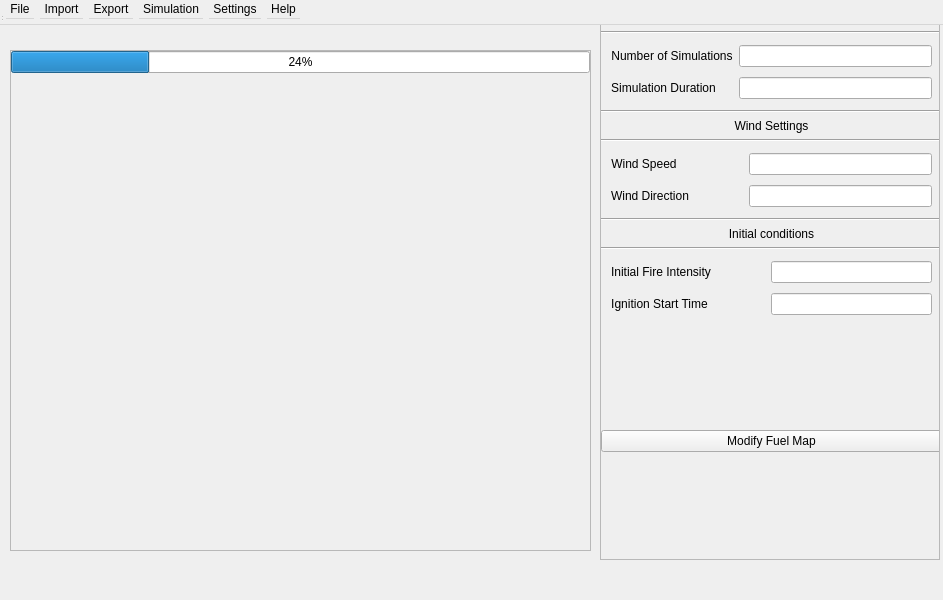
Before: the Qt Designer form src/qt_files/MainWindow.ui in luckek/FireScapeRx-dev, drawn with Qt 5.
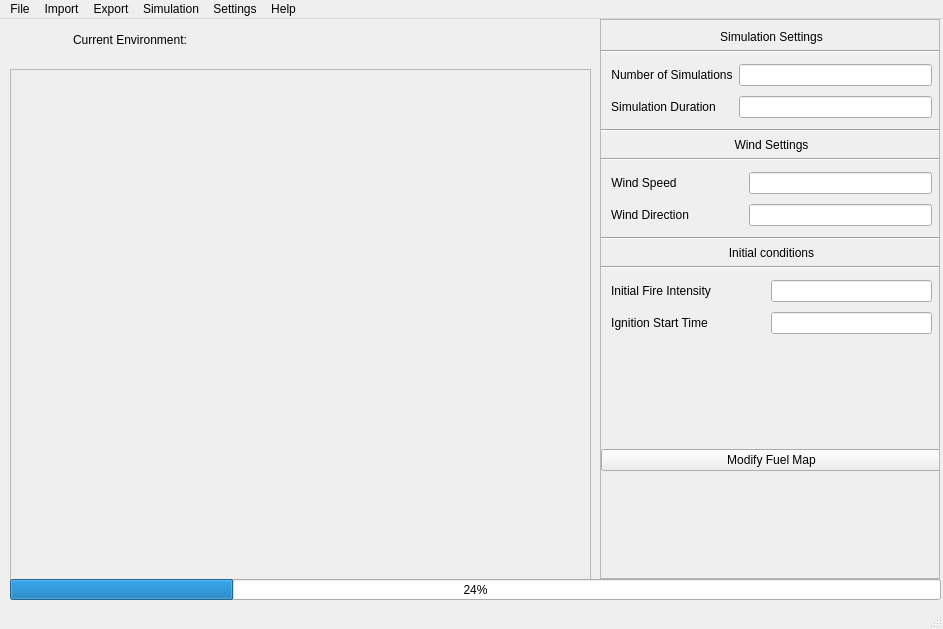
After: the same form once the commit is applied.

Commit message: Re-added progress bar, got lost in merge

What changed in the file:
```diff
--- a/src/qt_files/MainWindow.ui
+++ b/src/qt_files/MainWindow.ui
@@ -7,7 +7,7 @@
     <x>0</x>
     <y>0</y>
     <width>943</width>
-    <height>600</height>
+    <height>629</height>
    </rect>
   </property>
   <property name="windowTitle">
@@ -58,7 +58,7 @@
     <property name="widgetResizable">
      <bool>true</bool>
     </property>
-    <widget class="QWidget" name="scroll_area_widget_contents">
+    <widget class="QWidget" name="simulation_settings_widget">
      <property name="geometry">
       <rect>
        <x>0</x>
@@ -325,7 +325,7 @@
       <x>10</x>
       <y>50</y>
       <width>581</width>
-      <height>501</height>
+      <height>511</height>
      </rect>
     </property>
     <property name="widgetResizable">
@@ -337,17 +337,18 @@
        <x>0</x>
        <y>0</y>
        <width>579</width>
-       <height>499</height>
+       <height>509</height>
       </rect>
      </property>
     </widget>
-   <widget class="QProgressBar" name="progressBar">
+   </widget>
+   <widget class="QProgressBar" name="progress_bar">
     <property name="geometry">
      <rect>
-      <x>0</x>
-      <y>540</y>
-      <width>921</width>
-      <height>16</height>
+      <x>10</x>
+      <y>560</y>
+      <width>931</width>
+      <height>21</height>
      </rect>
     </property>
     <property name="value">
@@ -559,5 +560,4 @@
    </hints>
   </connection>
  </connections>
- </widget>
 </ui>
```
The commit also changes 2 other files.
